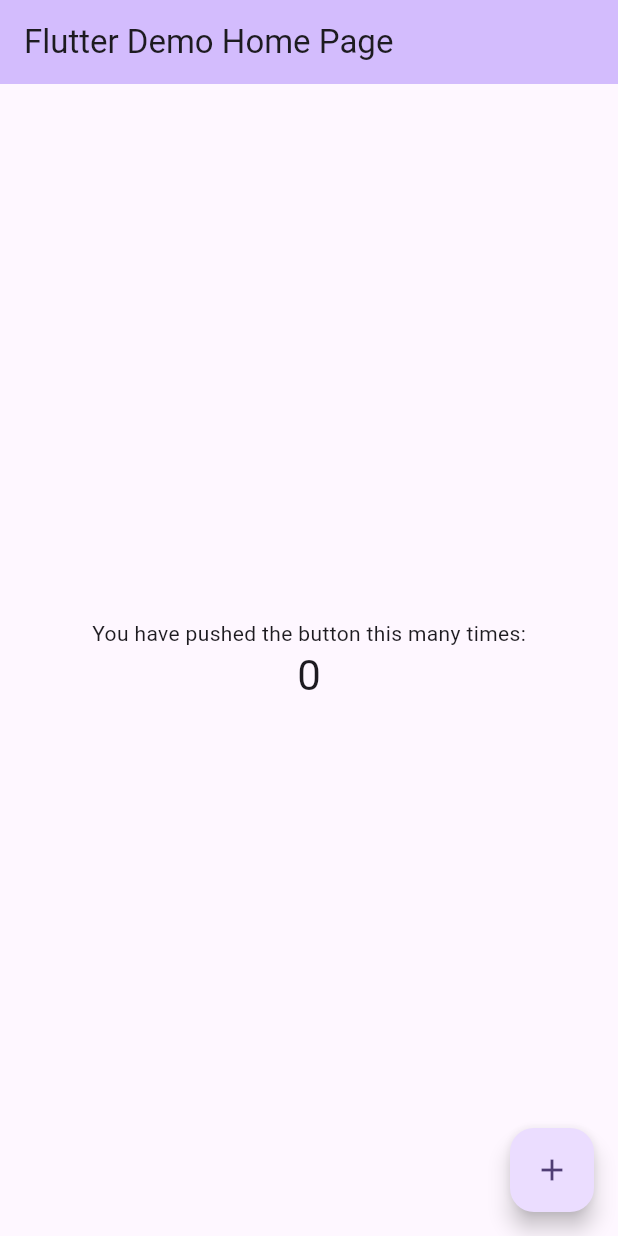
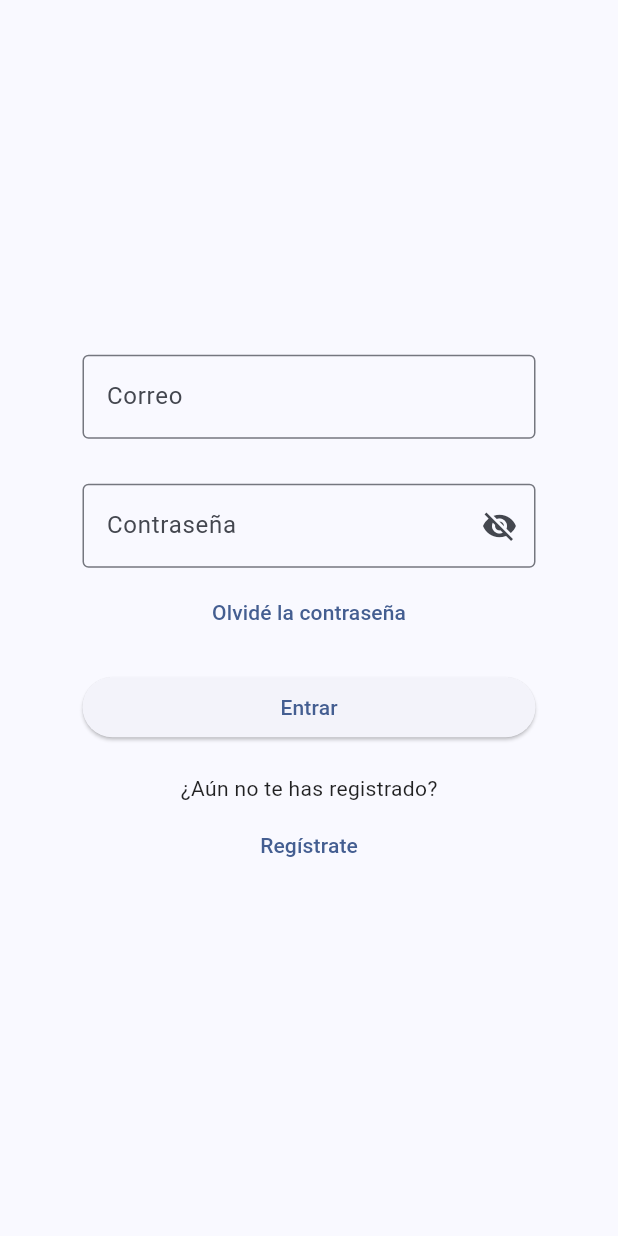
Before and after one commit to adroloja/tupanApp, a Flutter app: the screen it shows after launch, on a phone screen of 412 x 824 dp. Run offline on Flutter 3.47's test engine with Material 3 defaults, Android fonts, the phone set to English and light mode, and no system bars; our stand-ins replace dio, flutter_secure_storage, fluttertoast, go_router, jwt_decoder; accounts and stored records are empty.

Commit message:
start to create archiquecture

```diff
--- /dev/null
+++ b/tupan/lib/data/providers/auth_provider.dart
@@ -0,0 +1,28 @@
+import 'package:flutter/material.dart';
+import 'package:tupan/logic/controller/authenticate.dart';
+
+class AuthProvider extends ChangeNotifier {
+  final Authenticate _authenticate = Authenticate();
+  String? _userId;
+  bool _isAuthenticated = false;
+
+  // Getter para saber si el usuario está autenticado
+  bool get isAuthenticated => _isAuthenticated;
+
+  // Getter para obtener el ID del usuario
+  String? get userId => _userId;
+
+  Future<bool> login(String username, String password) async {
+    bool emailVerified = await _authenticate.auth(username, password);
+
+    if (emailVerified) {
+      _userId = username; // Almacena el nombre de usuario o ID del usuario
+      _isAuthenticated = true;
+
+      notifyListeners(); // Notifica a los oyentes sobre el cambio de estado
+      return true; // Retorna verdadero si la autenticación fue exitosa
+    } else {
+      return false; // Retorna falso si la autenticación falló
+    }
+  }
+}
--- a/tupan/lib/main.dart
+++ b/tupan/lib/main.dart
@@ -1,4 +1,7 @@
 import 'package:flutter/material.dart';
+import 'package:provider/provider.dart';
+import 'package:tupan/data/providers/auth_provider.dart';
+import 'package:tupan/routes/app_routes.dart';
 
 void main() {
   runApp(const MyApp());
@@ -7,119 +10,19 @@
 class MyApp extends StatelessWidget {
   const MyApp({super.key});
 
-  // This widget is the root of your application.
   @override
   Widget build(BuildContext context) {
-    return MaterialApp(
-      title: 'Flutter Demo',
-      theme: ThemeData(
-        // This is the theme of your application.
-        //
-        // TRY THIS: Try running your application with "flutter run". You'll see
-        // the application has a purple toolbar. Then, without quitting the app,
-        // try changing the seedColor in the colorScheme below to Colors.green
-        // and then invoke "hot reload" (save your changes or press the "hot
-        // reload" button in a Flutter-supported IDE, or press "r" if you used
-        // the command line to start the app).
-        //
-        // Notice that the counter didn't reset back to zero; the application
-        // state is not lost during the reload. To reset the state, use hot
-        // restart instead.
-        //
-        // This works for code too, not just values: Most code changes can be
-        // tested with just a hot reload.
-        colorScheme: ColorScheme.fromSeed(seedColor: Colors.deepPurple),
-        useMaterial3: true,
+    return MultiProvider(
+      providers: [ChangeNotifierProvider(create: (_) => AuthProvider())],
+      child: MaterialApp.router(
+        title: 'Flutter Demo',
+        routerConfig: appRouter,
+        debugShowCheckedModeBanner: false,
+        theme: ThemeData(
+          colorScheme: ColorScheme.fromSeed(seedColor: Colors.blueAccent),
+          useMaterial3: true,
+        ),
       ),
-      home: const MyHomePage(title: 'Flutter Demo Home Page'),
     );
   }
 }
-
-class MyHomePage extends StatefulWidget {
-  const MyHomePage({super.key, required this.title});
-
-  // This widget is the home page of your application. It is stateful, meaning
-  // that it has a State object (defined below) that contains fields that affect
-  // how it looks.
-
-  // This class is the configuration for the state. It holds the values (in this
-  // case the title) provided by the parent (in this case the App widget) and
-  // used by the build method of the State. Fields in a Widget subclass are
-  // always marked "final".
-
-  final String title;
-
-  @override
-  State<MyHomePage> createState() => _MyHomePageState();
-}
-
-class _MyHomePageState extends State<MyHomePage> {
-  int _counter = 0;
-
-  void _incrementCounter() {
-    setState(() {
-      // This call to setState tells the Flutter framework that something has
-      // changed in this State, which causes it to rerun the build method below
-      // so that the display can reflect the updated values. If we changed
-      // _counter without calling setState(), then the build method would not be
-      // called again, and so nothing would appear to happen.
-      _counter++;
-    });
-  }
-
-  @override
-  Widget build(BuildContext context) {
-    // This method is rerun every time setState is called, for instance as done
-    // by the _incrementCounter method above.
-    //
-    // The Flutter framework has been optimized to make rerunning build methods
-    // fast, so that you can just rebuild anything that needs updating rather
-    // than having to individually change instances of widgets.
-    return Scaffold(
-      appBar: AppBar(
-        // TRY THIS: Try changing the color here to a specific color (to
-        // Colors.amber, perhaps?) and trigger a hot reload to see the AppBar
-        // change color while the other colors stay the same.
-        backgroundColor: Theme.of(context).colorScheme.inversePrimary,
-        // Here we take the value from the MyHomePage object that was created by
-        // the App.build method, and use it to set our appbar title.
-        title: Text(widget.title),
-      ),
-      body: Center(
-        // Center is a layout widget. It takes a single child and positions it
-        // in the middle of the parent.
-        child: Column(
-          // Column is also a layout widget. It takes a list of children and
-          // arranges them vertically. By default, it sizes itself to fit its
-          // children horizontally, and tries to be as tall as its parent.
-          //
-          // Column has various properties to control how it sizes itself and
-          // how it positions its children. Here we use mainAxisAlignment to
-          // center the children vertically; the main axis here is the vertical
-          // axis because Columns are vertical (the cross axis would be
-          // horizontal).
-          //
-          // TRY THIS: Invoke "debug painting" (choose the "Toggle Debug Paint"
-          // action in the IDE, or press "p" in the console), to see the
-          // wireframe for each widget.
-          mainAxisAlignment: MainAxisAlignment.center,
-          children: <Widget>[
-            const Text(
-              'You have pushed the button this many times:',
-            ),
-            Text(
-              '$_counter',
-              style: Theme.of(context).textTheme.headlineMedium,
-            ),
-          ],
-        ),
-      ),
-      floatingActionButton: FloatingActionButton(
-        onPressed: _incrementCounter,
-        tooltip: 'Increment',
-        child: const Icon(Icons.add),
-      ), // This trailing comma makes auto-formatting nicer for build methods.
-    );
-  }
-}
--- /dev/null
+++ b/tupan/lib/presentation/screens/login_screen.dart
@@ -0,0 +1,166 @@
+import 'package:flutter/material.dart';
+import 'package:fluttertoast/fluttertoast.dart';
+import 'package:go_router/go_router.dart';
+import 'package:provider/provider.dart'; // Asegúrate de importar provider
+import 'package:tupan/data/providers/auth_provider.dart';
+import 'package:tupan/logic/controller/authenticate.dart';
+import 'package:tupan/utils/constants.dart';
+import 'package:tupan/utils/secure_storage.dart';
+
+class LoginScreen extends StatefulWidget {
+  LoginScreen({Key? key}) : super(key: key);
+
+  @override
+  _LoginScreenState createState() => _LoginScreenState();
+}
+
+class _LoginScreenState extends State<LoginScreen> {
+  final TextEditingController _usernameController = TextEditingController();
+  final TextEditingController _passwordController = TextEditingController();
+  bool _isPasswordVisible = false;
+  bool _isLoading = false;
+
+  @override
+  Widget build(BuildContext context) {
+    final double screenWidth = MediaQuery.of(context).size.width;
+    final double screenHeight = MediaQuery.of(context).size.height;
+    final double iconSize = screenWidth * 0.69;
+    return Scaffold(
+      body: Center(
+        child: SingleChildScrollView(
+          child: Padding(
+            padding: const EdgeInsets.symmetric(horizontal: 55),
+            child: Column(
+              mainAxisAlignment: MainAxisAlignment.center,
+              children: [
+                // SizedBox(
+                //   height: screenHeight * 0.23,
+                //   child: ImageIcon(
+                //     const AssetImage('assets/logotipo.png'),
+                //     size: iconSize,
+                //   ),
+                // ),
+                SizedBox(
+                  child: TextFormField(
+                    controller: _usernameController,
+                    decoration: const InputDecoration(
+                      border: OutlineInputBorder(),
+                      hintText: 'Introduce un correo',
+                      labelText: 'Correo',
+                    ),
+                    validator: (value) {
+                      if (value == null || value.isEmpty) {
+                        return 'Por favor, introduce un username';
+                      }
+                      return null;
+                    },
+                  ),
+                ),
+                const SizedBox(height: 30),
+                SizedBox(
+                  child: TextFormField(
+                    controller: _passwordController,
+                    obscureText: !_isPasswordVisible,
+                    decoration: InputDecoration(
+                      border: const OutlineInputBorder(),
+                      hintText: 'Introduce la contraseña',
+                      labelText: 'Contraseña',
+                      suffixIcon: IconButton(
+                        icon: Icon(
+                          _isPasswordVisible
+                              ? Icons.visibility
+                              : Icons.visibility_off,
+                        ),
+                        onPressed: () {
+                          setState(() {
+                            _isPasswordVisible = !_isPasswordVisible;
+                          });
+                        },
+                      ),
+                    ),
+                    validator: (value) {
+                      if (value == null || value.isEmpty) {
+                        return 'Por favor, introduce una contraseña';
+                      }
+                      return null;
+                    },
+                  ),
+                ),
+                const SizedBox(height: 6),
+                TextButton(
+                  onPressed: () {
+                    Navigator.of(context).pushReplacementNamed('/recovery');
+                  },
+                  child: const Text("Olvidé la contraseña"),
+                ),
+                const SizedBox(height: 15),
+                SizedBox(
+                  width: double.infinity,
+                  child: ElevatedButton(
+                    onPressed: _isLoading ? null : _login,
+                    child: _isLoading
+                        ? const CircularProgressIndicator(color: Colors.white)
+                        : const Text('Entrar'),
+                  ),
+                ),
+                const SizedBox(height: 20),
+                const Text(
+                  "¿Aún no te has registrado?",
+                  style: TextStyle(fontSize: 14, color: Colors.black87),
+                ),
+                const SizedBox(height: 4),
+                TextButton(
+                  onPressed: _isLoading ? null : _goToSignupScreen,
+                  child: const Text('Regístrate'),
+                ),
+              ],
+            ),
+          ),
+        ),
+      ),
+    );
+  }
+
+  Future<void> _login() async {
+    setState(() {
+      _isLoading = true;
+    });
+
+    try {
+      final String username = _usernameController.text.trim().toLowerCase();
+      final String password = _passwordController.text;
+
+      // Usar el AuthProvider para autenticar
+      final authProvider = Provider.of<AuthProvider>(context, listen: false);
+      final bool isValid = await authProvider.login(username, password);
+
+      if (isValid) {
+        // Navegar a la pantalla principal
+        context.go('/main'); // Ajusta esto a la ruta de tu pantalla principal
+      } else {
+        Fluttertoast.showToast(
+          fontSize: 18,
+          toastLength: Toast.LENGTH_LONG,
+          msg:
+              '\n Error al iniciar sesión, compruebe que su correo está verificado y/o la contraseña sea correcta \n',
+        );
+      }
+    } catch (e) {
+      Fluttertoast.showToast(
+        fontSize: 18,
+        toastLength: Toast.LENGTH_LONG,
+        msg:
+            '\n Usuario y/o contraseña incorrectos. Por favor, inténtelo de nuevo \n',
+      );
+    } finally {
+      setState(() {
+        _isLoading = false;
+      });
+    }
+  }
+
+  void _goToSignupScreen() {
+    // Navegar a la pantalla de registro
+    context.go('/signup'); // Ajusta esto a la ruta de tu pantalla de registro
+  }
+}
--- /dev/null
+++ b/tupan/lib/presentation/screens/screens.dart
@@ -0,0 +1,2 @@
+export 'login_screen.dart';
+export 'signup_screen.dart';
--- /dev/null
+++ b/tupan/lib/routes/app_routes.dart
@@ -0,0 +1,24 @@
+import 'package:go_router/go_router.dart';
+import 'package:tupan/presentation/screens/login_screen.dart';
+import 'package:tupan/presentation/screens/screens.dart';
+
+final appRouter = GoRouter(
+  routes: [
+    GoRoute(
+      path: '/',
+      builder: (context, state) => LoginScreen(),
+    ),
+    GoRoute(
+      path: '/signup',
+      builder: (context, state) => const SignupScreen(),
+    ),
+    // GoRoute(
+    //   path: '/contact',
+    //   page: ContactPage(),
+    // ),
+    // GoRoute(
+    //   path: '*',
+    //   page: NotFoundPage(),
+    // ),
+  ],
+);
--- a/tupan/pubspec.yaml
+++ b/tupan/pubspec.yaml
@@ -35,6 +35,12 @@ dependencies:
   # The following adds the Cupertino Icons font to your application.
   # Use with the CupertinoIcons class for iOS style icons.
   cupertino_icons: ^1.0.6
+  go_router: ^14.3.0
+  provider: ^6.1.2
+  flutter_secure_storage: ^9.2.2
+  dio: ^5.7.0
+  fluttertoast: ^8.2.5
+  jwt_decoder: ^2.0.1
 
 dev_dependencies:
   flutter_test:
```
Also changed, not shown: tupan/lib/logic/controller/authenticate.dart (added, +84 -0 lines), tupan/lib/presentation/screens/signup_screen.dart (added, +19 -0 lines), tupan/lib/utils/constants.dart (added, +19 -0 lines), tupan/lib/utils/secure_storage.dart (added, +22 -0 lines), tupan/pubspec.lock, 5 other files.
